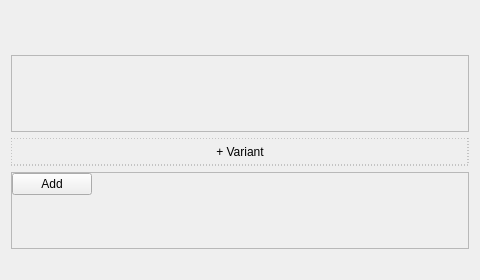
Before: the Qt Designer form src/switchboard_gui.ui in nMDaas/Maya-USD-Variant-Toolkit, drawn with Qt 5.
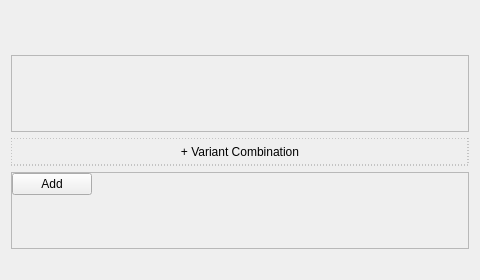
After: the same form once the commit is applied.

Commit message: clicking addSwitchButton shows scrollArea_newSwitch

```diff
--- a/src/switchboard_gui.ui
+++ b/src/switchboard_gui.ui
@@ -67,7 +67,7 @@
             <item>
                 <widget class="QPushButton" name="addVariantButton">
                     <property name="text">
-                        <string> + Variant </string>
+                        <string> + Variant Combination </string>
                     </property>
                     <property name="flat">
                         <bool>true</bool>
```
Left out of the diff: 2 changed lines with no effect on the pictures. The commit also changes 2 other files.
